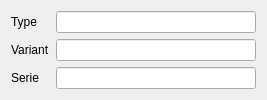
The window that src/mdttools/mdttesttool/mdtcablelist/mdtClVehicleTypeEditor.ui (scandyna/multidiagtools) describes before a commit, drawn with Qt 5.
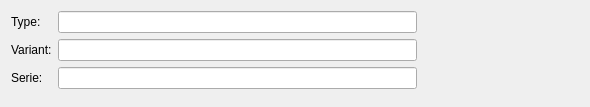
The same window after the commit.

Diff of the .ui file:
```diff
--- a/src/mdttools/mdttesttool/mdtcablelist/mdtClVehicleTypeEditor.ui
+++ b/src/mdttools/mdttesttool/mdtcablelist/mdtClVehicleTypeEditor.ui
@@ -6,35 +6,30 @@
    <rect>
     <x>0</x>
     <y>0</y>
-    <width>257</width>
-    <height>91</height>
+    <width>590</width>
+    <height>107</height>
    </rect>
   </property>
   <property name="windowTitle">
    <string>Form</string>
   </property>
+  <layout class="QHBoxLayout" name="horizontalLayout" stretch="5,2">
+   <item>
   <layout class="QFormLayout" name="formLayout">
    <item row="0" column="0">
     <widget class="QLabel" name="lb_Type">
      <property name="text">
-      <string>Type</string>
+        <string>Type:</string>
      </property>
     </widget>
    </item>
    <item row="0" column="1">
-    <widget class="QLineEdit" name="fld_Type">
-     <property name="maximumSize">
-      <size>
-       <width>200</width>
-       <height>16777215</height>
-      </size>
-     </property>
-    </widget>
+      <widget class="QLineEdit" name="fld_Type"/>
    </item>
    <item row="1" column="0">
     <widget class="QLabel" name="lb_SubType">
      <property name="text">
-      <string>Variant</string>
+        <string>Variant:</string>
      </property>
     </widget>
    </item>
@@ -46,30 +41,32 @@
        <height>0</height>
       </size>
      </property>
-     <property name="maximumSize">
-      <size>
-       <width>200</width>
-       <height>16777215</height>
-      </size>
-     </property>
     </widget>
    </item>
    <item row="2" column="0">
     <widget class="QLabel" name="lb_SeriesNumber">
      <property name="text">
-      <string>Serie</string>
+        <string>Serie:</string>
      </property>
     </widget>
    </item>
    <item row="2" column="1">
-    <widget class="QLineEdit" name="fld_SeriesNumber">
-     <property name="maximumSize">
+      <widget class="QLineEdit" name="fld_SeriesNumber"/>
+     </item>
+    </layout>
+   </item>
+   <item>
+    <spacer name="horizontalSpacer">
+     <property name="orientation">
+      <enum>Qt::Horizontal</enum>
+     </property>
+     <property name="sizeHint" stdset="0">
       <size>
-       <width>200</width>
-       <height>16777215</height>
+       <width>159</width>
+       <height>20</height>
       </size>
      </property>
-    </widget>
+    </spacer>
    </item>
   </layout>
  </widget>
```
Lines whose indentation alone changed are shown as unchanged.
